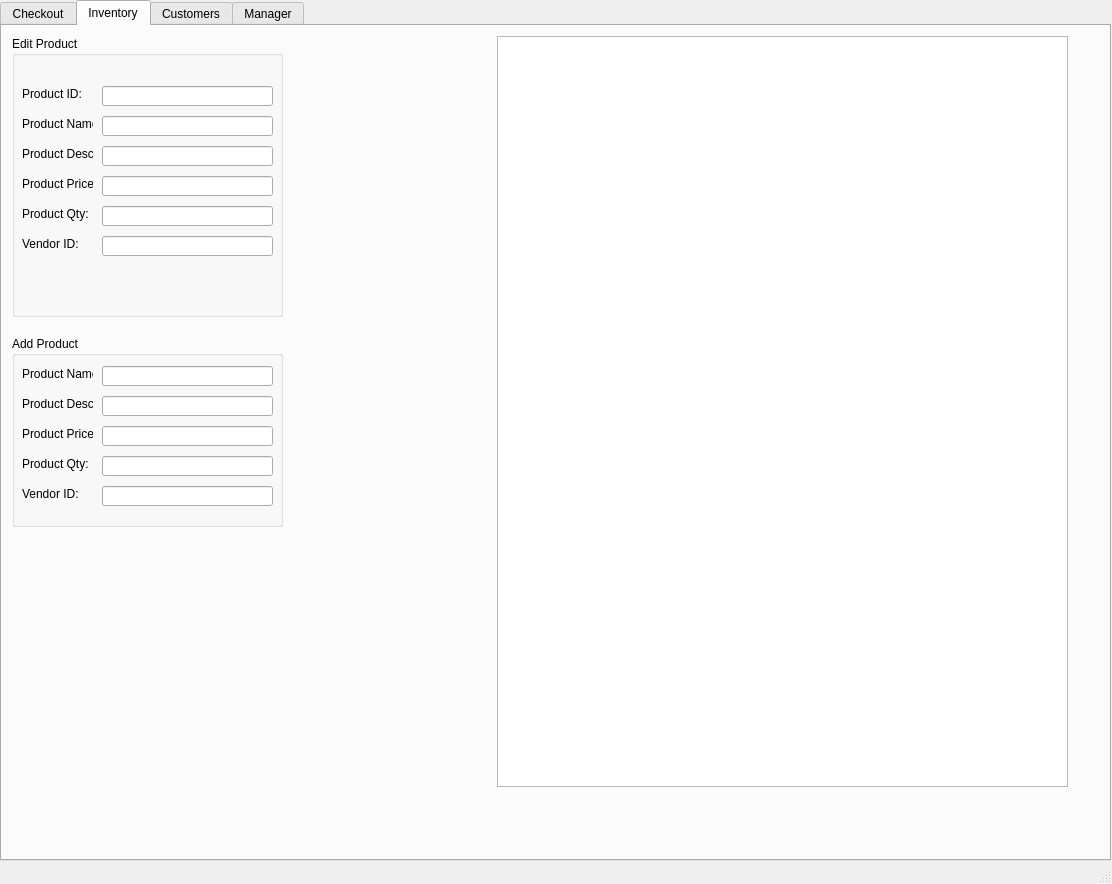
Old version of the form easy-cheese.ui in the repository Crunchymcbones/Demo-store.
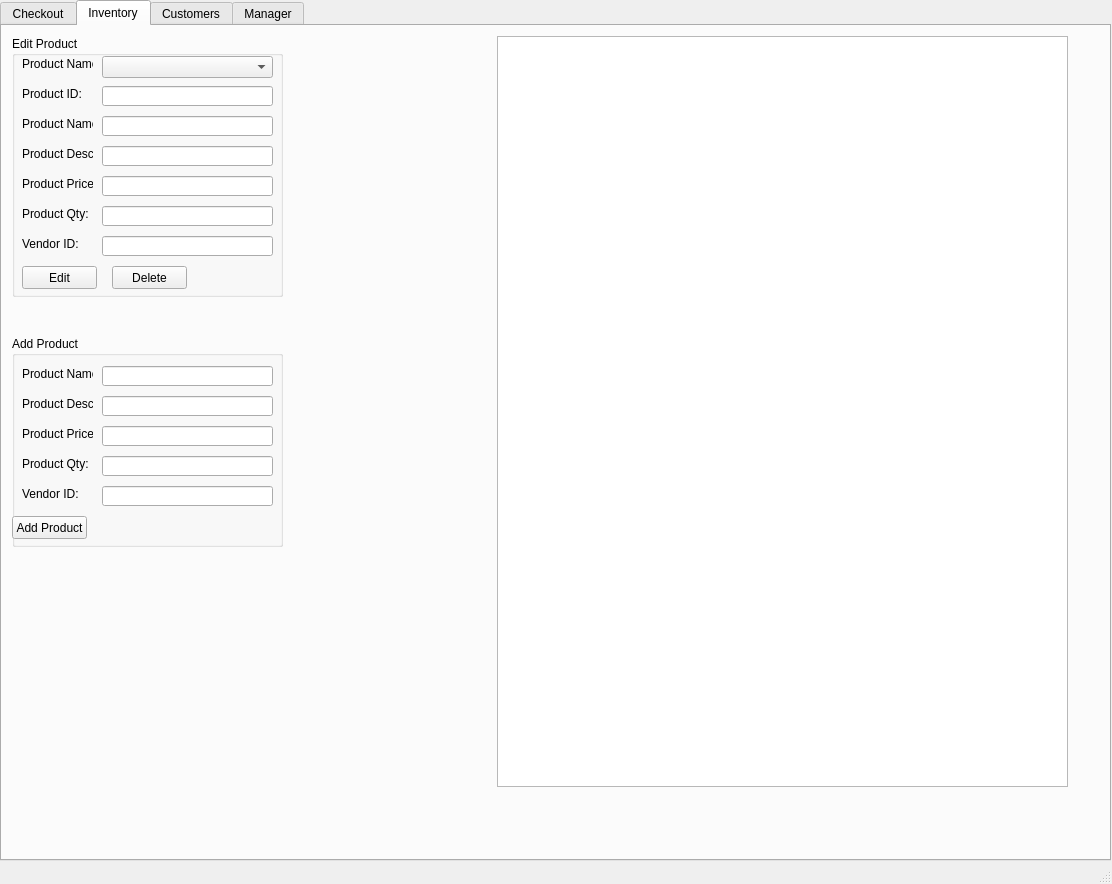
New version of the form.

Commit message: Started with the main python file to connect the UI to python. Fixed bugs with the UI.

Patch:
```diff
--- a/easy-cheese.ui
+++ b/easy-cheese.ui
@@ -152,7 +152,7 @@
         <x>10</x>
         <y>10</y>
         <width>271</width>
-        <height>281</height>
+        <height>261</height>
        </rect>
       </property>
       <property name="title">
@@ -296,6 +296,55 @@
         </rect>
        </property>
       </widget>
+      <widget class="QLabel" name="label">
+       <property name="geometry">
+        <rect>
+         <x>10</x>
+         <y>20</y>
+         <width>71</width>
+         <height>16</height>
+        </rect>
+       </property>
+       <property name="text">
+        <string>Product Name:</string>
+       </property>
+      </widget>
+      <widget class="QComboBox" name="invPnameCbo">
+       <property name="geometry">
+        <rect>
+         <x>90</x>
+         <y>20</y>
+         <width>171</width>
+         <height>22</height>
+        </rect>
+       </property>
+      </widget>
+      <widget class="QPushButton" name="peditBtn">
+       <property name="geometry">
+        <rect>
+         <x>10</x>
+         <y>230</y>
+         <width>75</width>
+         <height>23</height>
+        </rect>
+       </property>
+       <property name="text">
+        <string>Edit</string>
+       </property>
+      </widget>
+      <widget class="QPushButton" name="pdelBtn">
+       <property name="geometry">
+        <rect>
+         <x>100</x>
+         <y>230</y>
+         <width>75</width>
+         <height>23</height>
+        </rect>
+       </property>
+       <property name="text">
+        <string>Delete</string>
+       </property>
+      </widget>
      </widget>
      <widget class="QGroupBox" name="groupBox_2">
       <property name="geometry">
@@ -303,7 +352,7 @@
         <x>10</x>
         <y>310</y>
         <width>271</width>
-        <height>191</height>
+        <height>211</height>
        </rect>
       </property>
       <property name="title">
@@ -424,6 +473,19 @@
         </rect>
        </property>
       </widget>
+      <widget class="QPushButton" name="aaddProductBtn">
+       <property name="geometry">
+        <rect>
+         <x>0</x>
+         <y>180</y>
+         <width>75</width>
+         <height>23</height>
+        </rect>
+       </property>
+       <property name="text">
+        <string>Add Product</string>
+       </property>
+      </widget>
      </widget>
     </widget>
     <widget class="QWidget" name="tab_3">
```
The commit also changes 1 other file.
